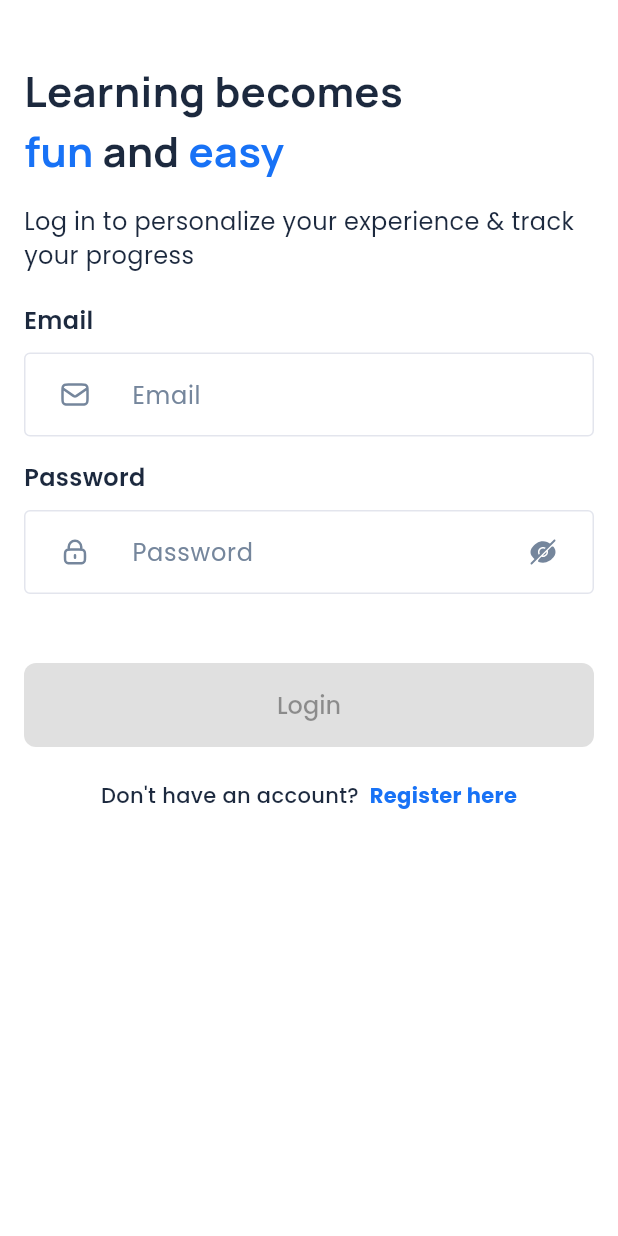
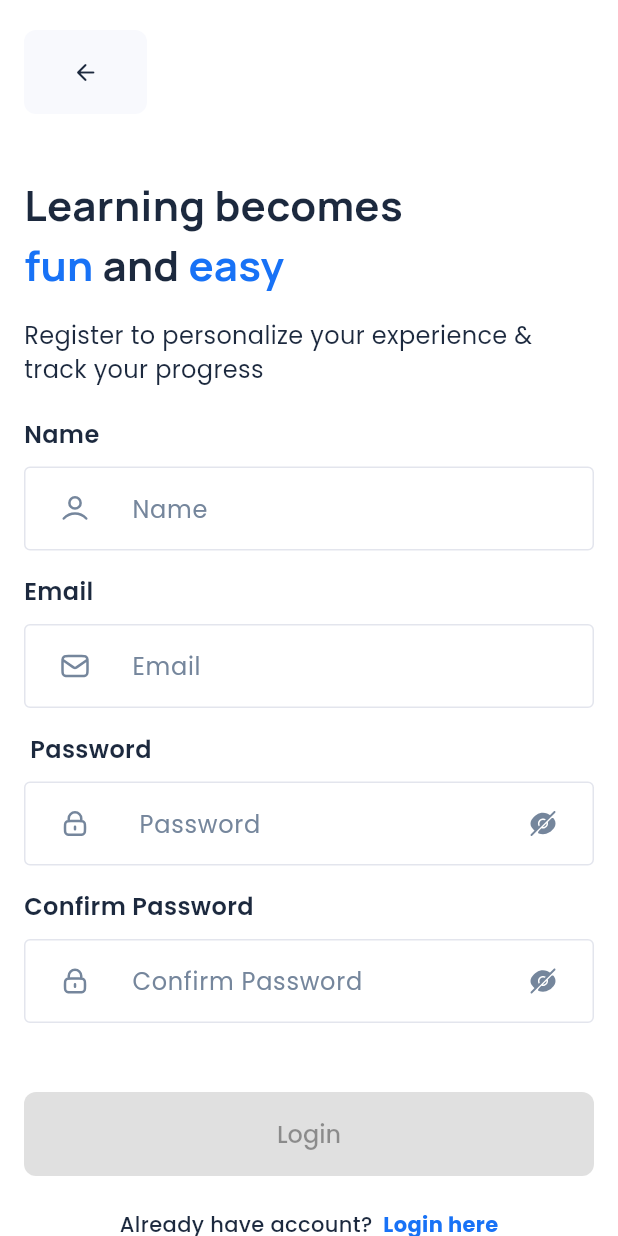
Before and after one commit to Azis202017/Better-App, a Flutter app: the LoginView screen opened by its route, after a tap on an icon or button, on a phone screen of 412 x 824 dp. Run offline on Flutter 3.47's test engine with Material 3 defaults, Android fonts, the phone set to English and light mode, and no system bars; our stand-ins replace dio, flutter_svg, get, get_storage, google_fonts; accounts and stored records are empty.

Commit message:
[Register] fix code register and also add register page in login view

```diff
--- a/lib/app/modules/login/controllers/login_controller.dart
+++ b/lib/app/modules/login/controllers/login_controller.dart
@@ -77,5 +77,7 @@ class LoginController extends GetxController {
     FocusScope.of(Get.context!).requestFocus(passwordFocus);
   }
 
-  void toRegisterPage() {}
+  void toRegisterPage() {
+    Get.toNamed(Routes.REGISTER);
+  }
 }
--- a/lib/app/modules/login/views/login_view.dart
+++ b/lib/app/modules/login/views/login_view.dart
@@ -106,6 +106,7 @@ class LoginView extends GetView<LoginController> {
                 ),
               ),
             ),
+
           ),
         ),
       );
--- /dev/null
+++ b/lib/app/modules/register/bindings/register_binding.dart
@@ -0,0 +1,12 @@
+import 'package:get/get.dart';
+
+import '../controllers/register_controller.dart';
+
+class RegisterBinding extends Bindings {
+  @override
+  void dependencies() {
+    Get.lazyPut<RegisterController>(
+      () => RegisterController(),
+    );
+  }
+}
--- /dev/null
+++ b/lib/app/modules/register/controllers/register_controller.dart
@@ -0,0 +1,148 @@
+import 'package:better_app/app/helpers/alert_success.dart';
+import 'package:better_app/app/routes/app_pages.dart';
+import 'package:better_app/app/services/authentication_service.dart';
+import 'package:better_app/app/services/input/authentication/register_input.dart';
+import 'package:flutter/material.dart';
+import 'package:get/get.dart';
+
+import '../../../helpers/alert_error.dart';
+
+class RegisterController extends GetxController {
+  final formKey = GlobalKey<FormState>();
+  String name = "";
+  String confirmPassword = "";
+
+  String email = "";
+  String password = "";
+  TextEditingController nameController = TextEditingController();
+  TextEditingController emailController = TextEditingController();
+  TextEditingController passwordController = TextEditingController();
+  TextEditingController confirmPasswordController = TextEditingController();
+
+  FocusNode nameFocus = FocusNode();
+
+  FocusNode emailFocus = FocusNode();
+  FocusNode passwordFocus = FocusNode();
+  FocusNode confirmPasswordFocus = FocusNode();
+
+  bool isObsecurePassword = true;
+  bool isObsecureConfirmPassword = true;
+
+  String? onChangeName(String? value) {
+    name = value ?? "";
+    update();
+    return name;
+  }
+
+  String? onChangeEmail(String? value) {
+    email = value ?? "";
+    update();
+    return email;
+  }
+
+  String? onChangePassword(String? value) {
+    password = value ?? "";
+    update();
+    return password;
+  }
+
+  String? onChangeConfirmPassword(String? value) {
+    confirmPassword = value ?? "";
+    update();
+    return confirmPassword;
+  }
+
+  String? nameValidate(String? value) {
+    if (value == null || value.isEmpty) {
+      return "Email cannot be empty.";
+    }
+    return null;
+  }
+
+  String? emailValidate(String? value) {
+    if (value == null || value.isEmpty) {
+      return "Email cannot be empty.";
+    } else if (!value.contains("@")) {
+      return "Please add '@' to create a valid email address.";
+    }
+    return null;
+  }
+
+  String? passwordValidate(String? value) {
+    if (value == null || value.isEmpty) {
+      return "Password cannot be empty.";
+    }
+    return null;
+  }
+
+  String? confirmPasswordValidate(String? value) {
+    if (value == null || value.isEmpty) {
+      return "Confirm Password cannot be empty.";
+    } else if (!(value == password)) {
+      return "Confirm Password does not same as password";
+    }
+    return null;
+  }
+
+  bool checkActiveButton() {
+    return email.isNotEmpty &&
+        password.isNotEmpty &&
+        name.isNotEmpty &&
+        confirmPassword == password;
+  }
+
+  void changeObsecurePassword() {
+    isObsecurePassword = !isObsecurePassword;
+    update();
+  }
+
+  void changeObsecureConfirmPassword() {
+    isObsecureConfirmPassword = !isObsecureConfirmPassword;
+    update();
+  }
+
+  void onNameSubmitted() {
+    FocusScope.of(Get.context!).requestFocus(emailFocus);
+  }
+
+  void onEmailSubmitted() {
+    FocusScope.of(Get.context!).requestFocus(passwordFocus);
+  }
+
+  void onPasswordSubmitted() {
+    FocusScope.of(Get.context!).requestFocus(confirmPasswordFocus);
+  }
+
+  void toLoginPage() {
+    Get.offAllNamed(Routes.LOGIN);
+  }
+
+  void register() async {
+    RegisterInput registerData = RegisterInput(
+        name: name,
+        email: email,
+        password: password,
+        passwordConfirmation: confirmPassword);
+    bool isRegisterSuccess = await AuthenticationService().register(
+      registerInput: registerData,
+    );
+    if (formKey.currentState!.validate()) {
+      if (isRegisterSuccess) {
+        alertSuccess(
+            title: 'Register Success',
+            subtitle: 'Yeayy you are new member of better app');
+            Get.offAllNamed(Routes.LOGIN);
+      } else {
+        alertError(
+          title: 'Register Failed',
+          subtitle:
+              'Woaa the email is same as another person you should change the email.',
+        );
+      }
+    }
+  }
+
+  void backToLogin() {
+    Get.back();
+  }
+}
--- /dev/null
+++ b/lib/app/modules/register/views/register_view.dart
@@ -0,0 +1,161 @@
+import 'package:flutter/material.dart';
+
+import 'package:get/get.dart';
+
+import '../../../shared/themes/color.dart';
+import '../../../shared/themes/font.dart';
+import '../../../shared/widgets/primary_button.dart';
+import '../../../shared/widgets/rich_three_text.dart';
+import '../../../shared/widgets/rich_two_text.dart';
+import '../../../shared/widgets/subtitle_text.dart';
+import '../../../shared/widgets/text_input.dart';
+import '../controllers/register_controller.dart';
+
+class RegisterView extends GetView<RegisterController> {
+  const RegisterView({Key? key}) : super(key: key);
+  @override
+  Widget build(BuildContext context) {
+    return GetBuilder<RegisterController>(
+      builder: (_) {
+        return Form(
+          key: controller.formKey,
+          child: SafeArea(
+            child: Scaffold(
+              body: SingleChildScrollView(
+                child: Container(
+                  margin: const EdgeInsets.symmetric(
+                    horizontal: 16,
+                  ),
+                  child: Column(
+                    crossAxisAlignment: CrossAxisAlignment.start,
+                    children: [
+                      const SizedBox(
+                        height: 20,
+                      ),
+                      PrimaryButton(
+                        title: '',
+                        icon: Icons.arrow_back_rounded,
+                        onPressed: controller.backToLogin,
+                        width: 82,
+                        height: 56,
+                        borderRadius: 8,
+                        backgroundColor: grey100Color,
+                        foregroundColor: primaryEbonyClayColor,
+                      ),
+                      const SizedBox(
+                        height: 40,
+                      ),
+                      const Padding(
+                        padding: EdgeInsets.only(
+                          right: 86,
+                        ),
+                        child: RichFourText(
+                          text1: 'Learning becomes',
+                          text2: ' fun',
+                          text3: ' and',
+                          text4: ' easy',
+                        ),
+                      ),
+                      const SizedBox(
+                        height: 16,
+                      ),
+                      const SubtitleText(
+                        subtitle:
+                            'Register to personalize your experience & track your progress',
+                      ),
+                      const SizedBox(
+                        height: 20,
+                      ),
+                      TextInput(
+                        title: 'Name',
+                        hintText: 'Name',
+                        icon: 'assets/svg/user-03.svg',
+                        onChange: controller.onChangeName,
+                        textEditingController: controller.nameController,
+                        focusNode: controller.nameFocus,
+                        onEditingComplete: controller.onNameSubmitted,
+                        validator: controller.nameValidate,
+                      ),
+                      const SizedBox(
+                        height: 16,
+                      ),
+                      TextInput(
+                        title: 'Email',
+                        hintText: 'Email',
+                        icon: 'assets/svg/mail-01.svg',
+                        onChange: controller.onChangeEmail,
+                        textEditingController: controller.emailController,
+                        focusNode: controller.emailFocus,
+                        onEditingComplete: controller.onEmailSubmitted,
+                        validator: controller.emailValidate,
+                      ),
+                      const SizedBox(
+                        height: 16,
+                      ),
+                      TextInput(
+                        focusNode: controller.passwordFocus,
+                        title: ' Password',
+                        hintText: ' Password',
+                        isShowPassword: controller.isObsecurePassword,
+                        onChange: controller.onChangePassword,
+                        showPassword: controller.changeObsecurePassword,
+                        icon: 'assets/svg/lock-01.svg',
+                        textEditingController: controller.passwordController,
+                        validator: controller.passwordValidate,
+                        onEditingComplete: controller.onPasswordSubmitted,
+
+                      ),
+                      const SizedBox(
+                        height: 16,
+                      ),
+                      TextInput(
+                        focusNode: controller.confirmPasswordFocus,
+                        title: 'Confirm Password',
+                        hintText: 'Confirm Password',
+                        isShowPassword: controller.isObsecureConfirmPassword,
+                        onChange: controller.onChangeConfirmPassword,
+                        showPassword: controller.changeObsecureConfirmPassword,
+                        icon: 'assets/svg/lock-01.svg',
+                        textEditingController: controller.confirmPasswordController,
+                        validator: controller.confirmPasswordValidate,
+                      ),
+                      const SizedBox(
+                        height: 46,
+                      ),
+                      PrimaryButton(
+                        title: 'Login',
+                        onPressed: controller.checkActiveButton()
+                            ? controller.register
+                            : null,
+                      ),
+                      const SizedBox(
+                        height: 22,
+                      ),
+                      GestureDetector(
+                        onTap: controller.toLoginPage,
+                        child: Center(
+                          child: RichTwoText(
+                            text1: 'Already have account?',
+                            text2: ' Login here',
+                            styleText1: p4Medium,
+                            styleText2: p4Bold.copyWith(
+                              color: primaryBetterColor,
+                            ),
+                          ),
+                        ),
+
+                      ),
+                      const SizedBox(
+                        height: 40,
+                      ),
+                    ],
+                  ),
+                ),
+              ),
+            ),
+          ),
+        );
+      }
+    );
+  }
+}
--- a/lib/app/routes/app_pages.dart
+++ b/lib/app/routes/app_pages.dart
@@ -4,6 +4,8 @@ import '../modules/home/bindings/home_binding.dart';
 import '../modules/home/views/home_view.dart';
 import '../modules/login/bindings/login_binding.dart';
 import '../modules/login/views/login_view.dart';
+import '../modules/register/bindings/register_binding.dart';
+import '../modules/register/views/register_view.dart';
 import '../modules/second_splash_screen/bindings/second_splash_screen_binding.dart';
 import '../modules/second_splash_screen/views/second_splash_screen_view.dart';
 import '../modules/splash_screen/bindings/splash_screen_binding.dart';
@@ -60,5 +62,10 @@ class AppPages {
       page: () => const WelcomeBeforeLoginView(),
       binding: WelcomeBeforeLoginBinding(),
     ),
+    GetPage(
+      name: _Paths.REGISTER,
+      page: () => const RegisterView(),
+      binding: RegisterBinding(),
+    ),
   ];
 }
--- a/lib/app/routes/app_routes.dart
+++ b/lib/app/routes/app_routes.dart
@@ -11,6 +11,7 @@ abstract class Routes {
   static const LOGIN = _Paths.LOGIN;
   static const WELCOME = _Paths.WELCOME;
   static const WELCOME_BEFORE_LOGIN = _Paths.WELCOME_BEFORE_LOGIN;
+  static const REGISTER = _Paths.REGISTER;
 }
 
 abstract class _Paths {
@@ -21,4 +22,5 @@ abstract class _Paths {
   static const LOGIN = '/login';
   static const WELCOME = '/welcome';
   static const WELCOME_BEFORE_LOGIN = '/welcome-before-login';
+  static const REGISTER = '/register';
 }
--- a/lib/app/services/authentication_service.dart
+++ b/lib/app/services/authentication_service.dart
@@ -49,6 +49,10 @@ class AuthenticationService {
       final response = await dio.post(
         url,
         data: json.encode(dataRegis),
+        options: Options(
+          headers: headers,
+          validateStatus: (_) => true,
+        ),
       );
 
       if (response.statusCode == 200) {
--- a/lib/app/shared/widgets/primary_button.dart
+++ b/lib/app/shared/widgets/primary_button.dart
@@ -5,6 +5,7 @@ class PrimaryButton extends StatelessWidget {
   final double? width;
   final double? height;
   final double? borderRadius;
+  final IconData? icon;
   final void Function()? onPressed;
   final double? marginLeft;
   final double? marginRight;
@@ -25,6 +26,7 @@ class PrimaryButton extends StatelessWidget {
     this.marginBottom,
     this.backgroundColor = const Color(0xff1872F6),
     this.foregroundColor = Colors.white,
+    this.icon,
   });
 
   @override
@@ -49,9 +51,13 @@ class PrimaryButton extends StatelessWidget {
             ),
           ),
         ),
-        child: Text(
-          title,
-        ),
+        child: title.isEmpty
+            ? Icon(
+                icon,
+              )
+            : Text(
+                title,
+              ),
       ),
     );
   }
```
